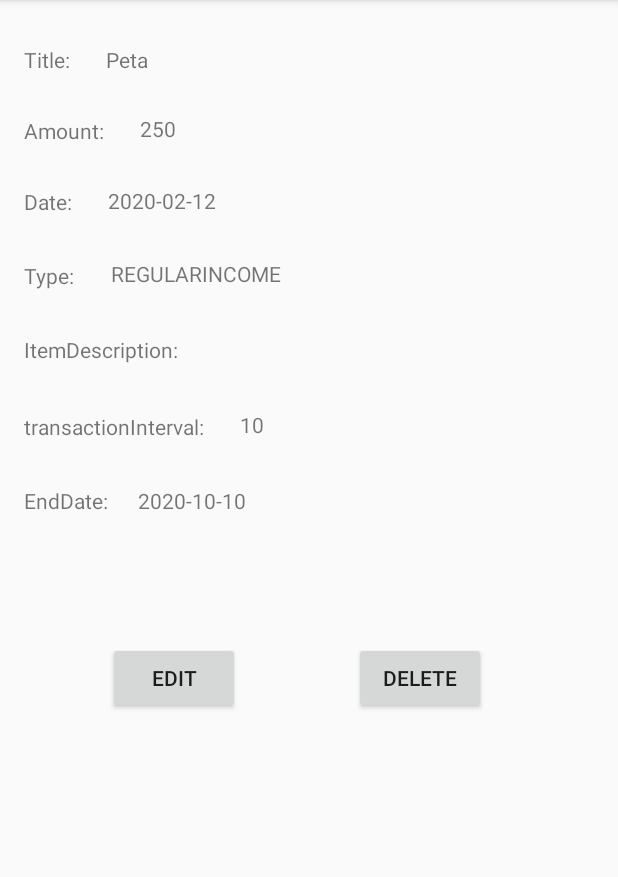
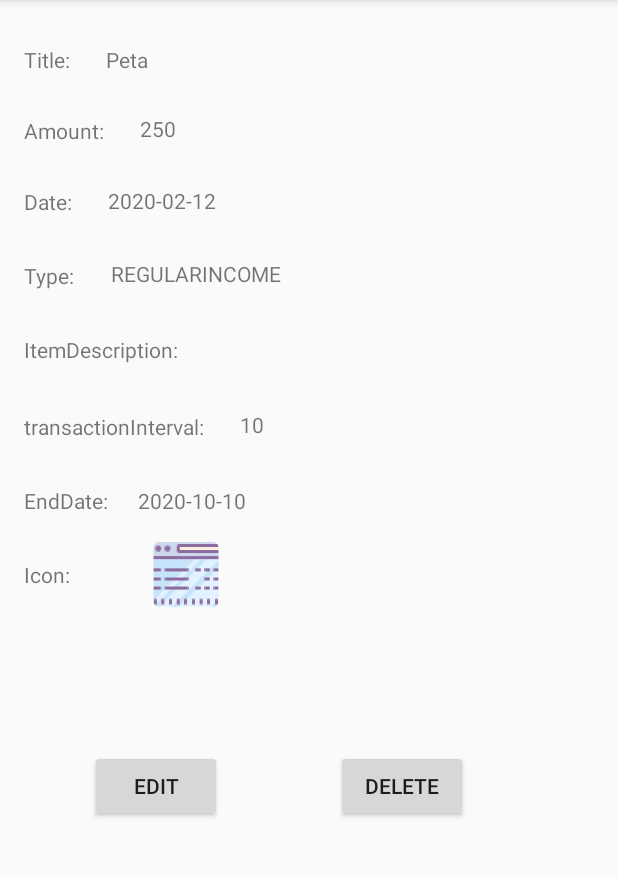
Before and after one commit to Kerim246/rma20bektasevickerim36, an Android app: the screen it shows after launch (TransactionDetailActivity), after a tap on "Peta", on a phone screen of 412 x 824 dp, the part 84-961 px from its top. Run offline under Robolectric (Android 15) with nearby library versions, the phone set to English and light mode, and no system bars.

Commit message:
male prepravke

```diff
--- a/app/src/main/java/ba/unsa/etf/rma/spirala1/TransactionDetailActivity.java
+++ b/app/src/main/java/ba/unsa/etf/rma/spirala1/TransactionDetailActivity.java
@@ -6,6 +6,7 @@ import android.content.Intent;
 import android.os.Bundle;
 import android.view.View;
 import android.widget.Button;
+import android.widget.ImageView;
 import android.widget.TextView;
 
 import androidx.appcompat.app.AlertDialog;
@@ -15,6 +16,9 @@ import java.time.LocalDate;
 import java.util.ArrayList;
 import java.util.regex.Pattern;
 
+import static ba.unsa.etf.rma.spirala1.Transaction.Type.INDIVIDUALINCOME;
+import static ba.unsa.etf.rma.spirala1.Transaction.Type.INDIVIDUALPAYMENT;
+import static ba.unsa.etf.rma.spirala1.Transaction.Type.PURCHASE;
 import static ba.unsa.etf.rma.spirala1.Transaction.Type.REGULARINCOME;
 import static ba.unsa.etf.rma.spirala1.Transaction.Type.REGULARPAYMENT;
 
@@ -29,6 +33,7 @@ public class TransactionDetailActivity extends AppCompatActivity {
     public TextView endDate;
     public Button obrisi;
     public Button edit;
+    public ImageView icon;
     private Pattern regex = Pattern.compile("-?\\d+(\\.\\d+)?");
     public Transaction transakcija = new Transaction();
     public Transaction kliknuta = new Transaction();
@@ -60,7 +65,23 @@ public class TransactionDetailActivity extends AppCompatActivity {
         transactionInterval.setText(getIntent().getStringExtra("transactionInterval"));
         endDate.setText(getIntent().getStringExtra("endDate"));
 
+        icon = (ImageView)findViewById(R.id.ikona);
 
+        if(konverzija(getIntent().getStringExtra("type")).equals(INDIVIDUALPAYMENT)){
+            icon.setImageResource(R.mipmap.prvitip);
+        }
+        else if(konverzija(getIntent().getStringExtra("type")).equals(REGULARPAYMENT)){
+            icon.setImageResource(R.mipmap.drugitip_ground);
+        }
+        else if(konverzija(getIntent().getStringExtra("type")).equals(PURCHASE)){
+            icon.setImageResource(R.mipmap.trecitip_ground);
+        }
+        else if(konverzija(getIntent().getStringExtra("type")).equals(INDIVIDUALINCOME)){
+            icon.setImageResource(R.mipmap.cetvrtitip_ground);
+        }
+        else if(konverzija(getIntent().getStringExtra("type")).equals(REGULARINCOME)){
+            icon.setImageResource(R.mipmap.petitip_ground);
+        }
 
         Transaction.Type t1;
         t1 = konverzija(getIntent().getStringExtra("type"));
--- a/app/src/main/java/ba/unsa/etf/rma/spirala1/TransactionModel.java
+++ b/app/src/main/java/ba/unsa/etf/rma/spirala1/TransactionModel.java
@@ -35,7 +35,7 @@ public final class TransactionModel {
         transactions.add(new Transaction(LocalDate.of(2020,4,8),13,"Sesnaesta",INDIVIDUALINCOME,null,0,null));
         transactions.add(new Transaction(LocalDate.of(2020,5,7),77,"Sedamnaesta",PURCHASE,"Ne Znam sta da kazem",0,null));
         transactions.add(new Transaction(LocalDate.of(2020,3,11),82,"Osamnaesta",INDIVIDUALINCOME,null,0,null));
-        transactions.add(new Transaction(LocalDate.of(2020,4,6),79,"Devetnaesta",INDIVIDUALPAYMENT,"Ne Znam sta da kazem",10,null));
+        transactions.add(new Transaction(LocalDate.of(2020,4,6),79,"Devetnaesta",INDIVIDUALPAYMENT,"Ne Znam sta da kazem",0,null));
         transactions.add(new Transaction(LocalDate.of(2020,6,6),54,"Dvadeseta",INDIVIDUALINCOME,null,0,null));
 
         transactions.add(new Transaction(LocalDate.of(2020,5,24),1,"Dvadesetprv",REGULARINCOME,null,12,LocalDate.of(2020,7,11)));
--- a/app/src/main/res/layout/pregled_transakcije.xml
+++ b/app/src/main/res/layout/pregled_transakcije.xml
@@ -143,8 +143,8 @@
         android:id="@+id/edit"
         android:layout_width="wrap_content"
         android:layout_height="48dp"
-        android:layout_marginStart="72dp"
-        android:layout_marginTop="84dp"
+        android:layout_marginStart="60dp"
+        android:layout_marginTop="156dp"
         android:text="Edit"
         app:layout_constraintStart_toStartOf="parent"
         app:layout_constraintTop_toBottomOf="@+id/endDate" />
@@ -154,9 +154,29 @@
         android:layout_width="wrap_content"
         android:layout_height="wrap_content"
         android:layout_marginStart="76dp"
-        android:layout_marginTop="84dp"
+        android:layout_marginTop="156dp"
         android:text="Delete"
         app:layout_constraintStart_toEndOf="@+id/edit"
         app:layout_constraintTop_toBottomOf="@+id/endDate" />
 
+    <TextView
+        android:id="@+id/textView5"
+        android:layout_width="wrap_content"
+        android:layout_height="wrap_content"
+        android:layout_marginStart="16dp"
+        android:layout_marginTop="30dp"
+        android:text="Icon:"
+        app:layout_constraintStart_toStartOf="parent"
+        app:layout_constraintTop_toBottomOf="@+id/textView9" />
+
+    <ImageView
+        android:id="@+id/ikona"
+        android:layout_width="60dp"
+        android:layout_height="43dp"
+        android:layout_marginStart="47dp"
+        android:layout_marginTop="17dp"
+        app:layout_constraintStart_toEndOf="@+id/textView5"
+        app:layout_constraintTop_toBottomOf="@+id/endDate"
+        tools:srcCompat="@tools:sample/backgrounds/scenic" />
+
 </androidx.constraintlayout.widget.ConstraintLayout>
```
